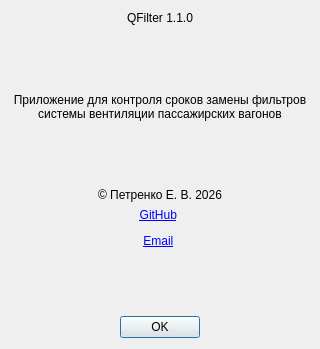
Qt form QFilter/dialogs/aboutdialog.ui (epetrenkodev/QFilter) before a commit.
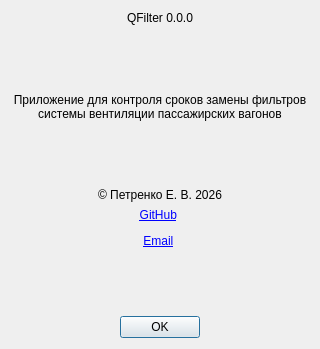
The same form after that commit. Icons and pictures are not drawn.

Patch:
```diff
--- a/QFilter/dialogs/aboutdialog.ui
+++ b/QFilter/dialogs/aboutdialog.ui
@@ -36,7 +36,7 @@
    <item>
     <widget class="QLabel" name="label">
      <property name="text">
-      <string>QFilter 1.1.0</string>
+      <string>QFilter 0.0.0</string>
      </property>
      <property name="alignment">
       <set>Qt::AlignCenter</set>
```
Left out of the diff: 2 changed lines with no effect on the pictures.
